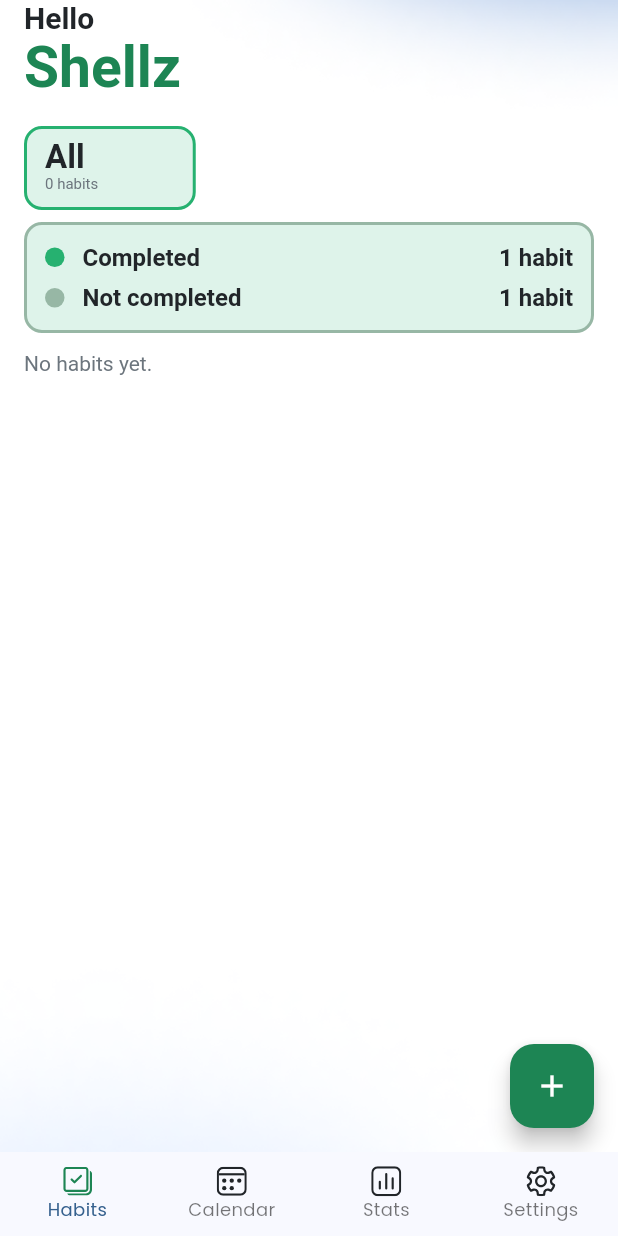
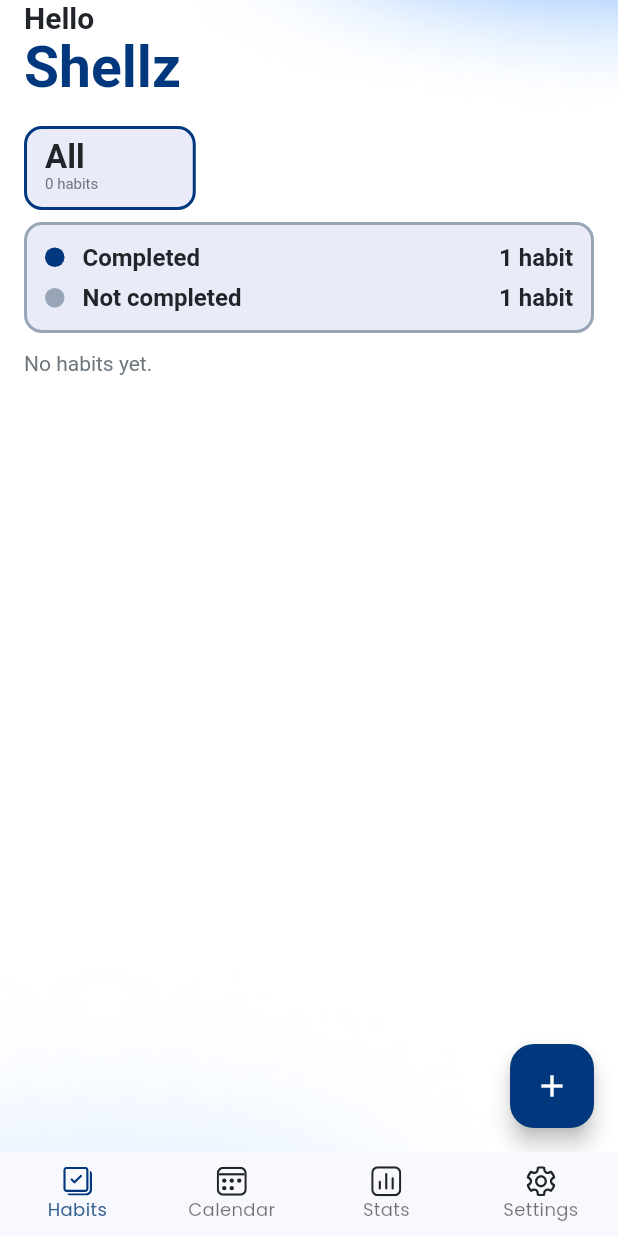
Before and after one commit to ashellz/habitt_v2, a Flutter app: the screen it shows after launch, on a phone screen of 412 x 824 dp. Run offline on Flutter 3.47's test engine with Material 3 defaults, Android fonts, the light colour scheme and no system bars; our stand-ins replace flutter_spinbox, flutter_svg, tinycolor2; generated files the repository leaves out were written again.

Commit message:
gradient now uses selected color

```diff
--- a/lib/providers/color_provider.dart
+++ b/lib/providers/color_provider.dart
@@ -11,7 +11,7 @@ class ColorProvider extends ChangeNotifier {
   Color disabledColor = Color(0xFFF8F9FA);
 
   ColorProvider() {
-    colorScheme = _green;
+    colorScheme = _blue;
   }
 
   void changeColorScheme(String color) {
--- a/lib/widgets/gradient_background.dart
+++ b/lib/widgets/gradient_background.dart
@@ -1,4 +1,6 @@
 import 'package:flutter/material.dart';
+import 'package:habitt/providers/color_provider.dart';
+import 'package:provider/provider.dart';
 
 class GradientBackground extends StatelessWidget {
   const GradientBackground({super.key, required this.child});
@@ -7,10 +9,14 @@ class GradientBackground extends StatelessWidget {
 
   @override
   Widget build(BuildContext context) {
+    final colorProvider = context.watch<ColorProvider>();
+
     return Stack(
       children: [
         Image.asset(
           "assets/images/gradient_background.png",
+          color: colorProvider.colorScheme.darkerStandardColor,
+          colorBlendMode: BlendMode.color,
           fit: BoxFit.cover,
           width: double.infinity,
         ),
```
